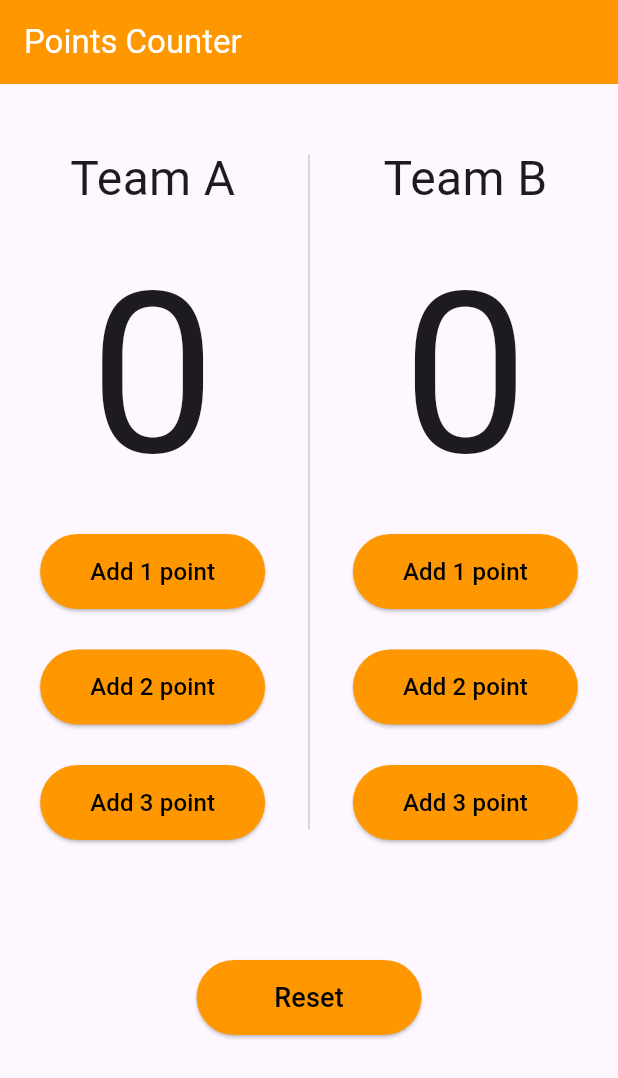
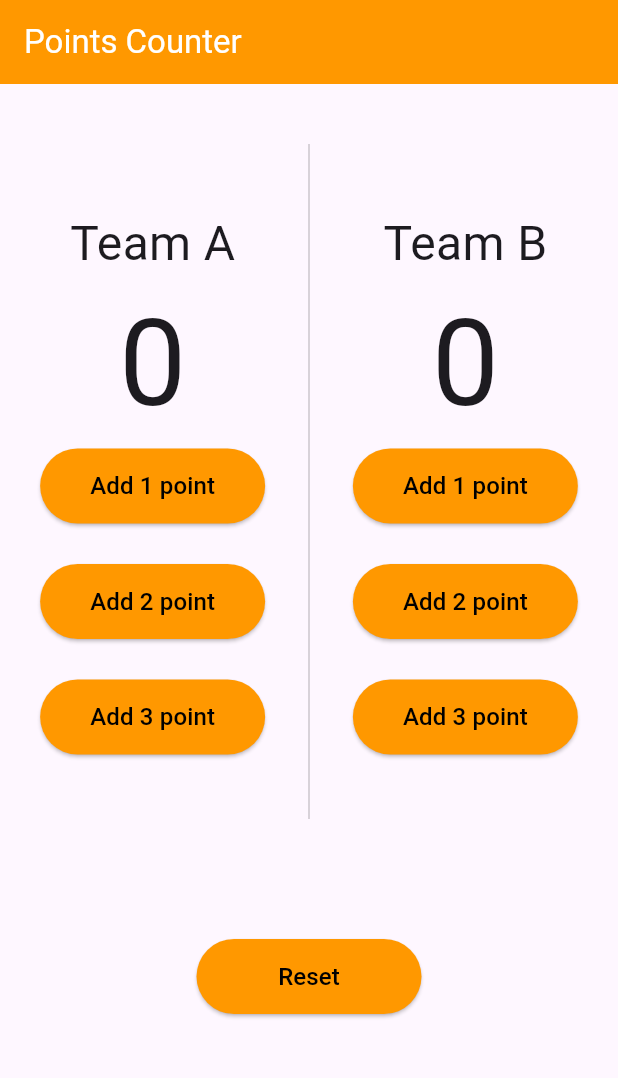
Before and after one commit to alykhaled22/FlutterProjects, a Flutter app: the screen it shows after launch, on a phone screen of 412 x 824 dp. Shown: the top 1078 px of the screen. Run offline on Flutter 3.47's test engine with Material 3 defaults, Android fonts, the phone set to English and light mode, and no system bars; our stand-ins replace audioplayers, cached_network_image, cloud_firestore, connectivity_plus, dio, firebase_auth and 8 more; accounts and stored records are empty.

Commit message:
Refactor Basketball_app

```diff
--- a/basketball_app/lib/main.dart
+++ b/basketball_app/lib/main.dart
@@ -1,3 +1,4 @@
+import 'package:basketball_app/widgets/custom_button.dart';
 import 'package:flutter/material.dart';
 
 void main() {
@@ -13,8 +14,8 @@ class BasketballCounterApp extends StatefulWidget {
 }
 
 class _BasketballCounterAppState extends State<BasketballCounterApp> {
+
   int teamAPoints = 0;
-
   int teamBPoints = 0;
 
   @override
@@ -47,63 +48,39 @@ class _BasketballCounterAppState extends State<BasketballCounterApp> {
                       Text(
                         '$teamAPoints',
                         style: const TextStyle(
-                          fontSize: 150,
+                          fontSize: 80,
                         ),
                       ),
-                      ElevatedButton(
-                          style: ElevatedButton.styleFrom(
-                            minimumSize: const Size(150, 50),
-                            backgroundColor: Colors.orange,
+                      CustomButton(
+                        onPressd: () {
+                          teamAPoints++;
+                          setState(
+                            () {},
+                          );
+                        },
+                        text: "Add 1 point",
                       ),
-                          onPressed: () {
-                            teamAPoints++;
-                            setState(() {});
-                          },
-                          child: const Text(
-                            "Add 1 point",
-                            style: TextStyle(
-                              color: Colors.black,
-                              fontSize: 16,
-                            ),
-                          )),
                       const SizedBox(
                         height: 27,
                       ),
-                      ElevatedButton(
-                          style: ElevatedButton.styleFrom(
-                            minimumSize: const Size(150, 50),
-                            backgroundColor: Colors.orange,
+                      CustomButton(
+                        onPressd: () {
+                          teamAPoints += 2;
+                          setState(
+                            () {},
+                          );
+                        },
+                        text: "Add 2 point",
                       ),
-                          onPressed: () {
-                            teamAPoints += 2;
-                            setState(() {});
-                          },
-                          child: const Text(
-                            "Add 2 point",
-                            style: TextStyle(
-                              color: Colors.black,
-                              fontSize: 16,
-                            ),
-                          )),
                       const SizedBox(
                         height: 27,
                       ),
-                      ElevatedButton(
-                          style: ElevatedButton.styleFrom(
-                            minimumSize: const Size(150, 50),
-                            backgroundColor: Colors.orange,
-                          ),
-                          onPressed: () {
+                      CustomButton(
+                          onPressd: () {
                             teamAPoints += 3;
                             setState(() {});
                           },
-                          child: const Text(
-                            "Add 3 point",
-                            style: TextStyle(
-                              color: Colors.black,
-                              fontSize: 16,
-                            ),
-                          )),
+                          text: "Add 3 point"),
                     ],
                   ),
                   const SizedBox(
@@ -125,85 +102,49 @@ class _BasketballCounterAppState extends State<BasketballCounterApp> {
                       Text(
                         "$teamBPoints",
                         style: const TextStyle(
-                          fontSize: 150,
+                          fontSize: 80,
                         ),
                       ),
-                      ElevatedButton(
-                          style: ElevatedButton.styleFrom(
-                            minimumSize: const Size(150, 50),
-                            backgroundColor: Colors.orange,
-                          ),
-                          onPressed: () {
+                      CustomButton(
+                        onPressd: () {
                           teamBPoints++;
                           setState(() {});
                         },
-                          child: const Text(
-                            "Add 1 point",
-                            style: TextStyle(
-                              color: Colors.black,
-                              fontSize: 16,
+                        text: "Add 1 point",
                       ),
-                          )),
                       const SizedBox(
                         height: 27,
                       ),
-                      ElevatedButton(
-                          style: ElevatedButton.styleFrom(
-                            minimumSize: const Size(150, 50),
-                            backgroundColor: Colors.orange,
-                          ),
-                          onPressed: () {
+                      CustomButton(
+                        onPressd: () {
                           teamBPoints += 2;
                           setState(() {});
                         },
-                          child: const Text(
-                            "Add 2 point",
-                            style: TextStyle(
-                              color: Colors.black,
-                              fontSize: 16,
+                        text: "Add 2 point",
                       ),
-                          )),
                       const SizedBox(
                         height: 27,
                       ),
-                      ElevatedButton(
-                          style: ElevatedButton.styleFrom(
-                            minimumSize: const Size(150, 50),
-                            backgroundColor: Colors.orange,
-                          ),
-                          onPressed: () {
+                      CustomButton(
+                        onPressd: () {
                           teamBPoints += 3;
                           setState(() {});
                         },
-                          child: const Text(
-                            "Add 3 point",
-                            style: TextStyle(
-                              color: Colors.black,
-                              fontSize: 16,
+                        text: "Add 3 point",
                       ),
-                          )),
                     ],
                   ),
                 ],
               ),
             ),
-            ElevatedButton(
-                style: ElevatedButton.styleFrom(
-                  minimumSize: const Size(150, 50),
-                  backgroundColor: Colors.orange,
-                ),
-                onPressed: () {
+            CustomButton(
+              onPressd: () {
                 teamAPoints = 0;
                 teamBPoints = 0;
                 setState(() {});
               },
-                child: const Text(
-                  "Reset",
-                  style: TextStyle(
-                    color: Colors.black,
-                    fontSize: 18,
+              text: "Reset",
             ),
-                )),
           ],
         ),
       ),
--- /dev/null
+++ b/basketball_app/lib/widgets/custom_button.dart
@@ -0,0 +1,25 @@
+import 'package:flutter/material.dart';
+
+class CustomButton extends StatelessWidget {
+  const CustomButton({super.key, required this.onPressd, required this.text});
+
+  final VoidCallback onPressd;
+  final String text;
+
+  @override
+  Widget build(BuildContext context) {
+    return ElevatedButton(
+        style: ElevatedButton.styleFrom(
+          minimumSize: const Size(150, 50),
+          backgroundColor: Colors.orange,
+        ),
+        onPressed: onPressd,
+        child: Text(
+          text,
+          style: const TextStyle(
+            color: Colors.black,
+            fontSize: 16,
+          ),
+        ));
+  }
+}
```
Also changed, not shown: basketball_app/pubspec.lock, 1 other file. Lines whose indentation alone changed are shown as unchanged.
